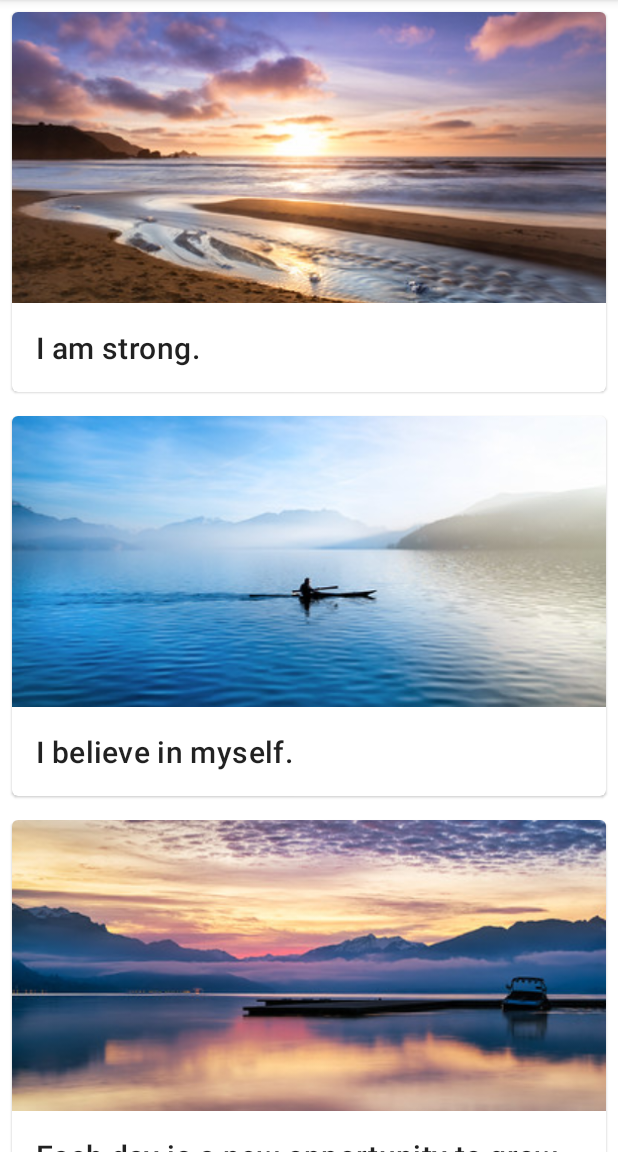
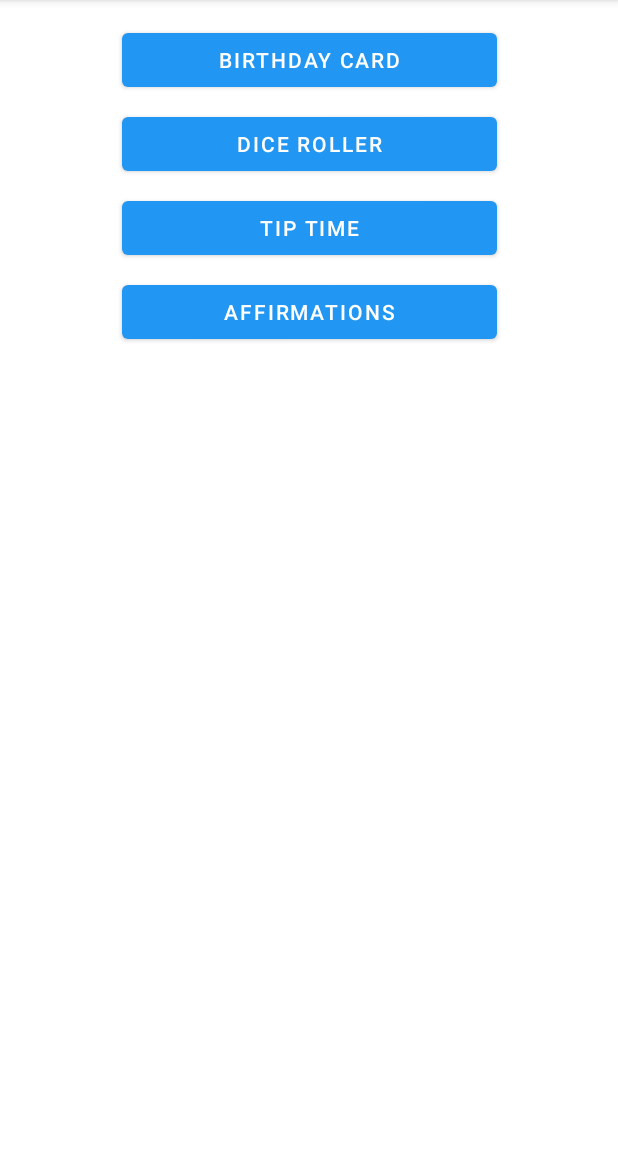
Before and after one commit to JellyRollJunior/kotlin-journal-app, an Android app: the screen it shows after launch (MainActivity), on a phone screen of 412 x 824 dp, the part 84-1236 px from its top. Run offline under Robolectric (Android 15) with nearby library versions, the phone set to English and light mode, and no system bars.

Commit message:
Create Buttons leading to each app in MainActivity

```diff
--- a/app/src/main/java/com/example/kotlinjournal/AffirmationMain.kt
+++ b/app/src/main/java/com/example/kotlinjournal/AffirmationMain.kt
@@ -2,9 +2,27 @@ package com.example.kotlinjournal
 
 import androidx.appcompat.app.AppCompatActivity
 import android.os.Bundle
+import com.example.kotlinjournal.adapter.ItemAdapter
+import com.example.kotlinjournal.data.Datasource
 import com.example.kotlinjournal.databinding.ActivityAffirmationsBinding
 import com.example.kotlinjournal.model.Affirmation
 
+/**
+ * In this task, you will set up a RecyclerView to display the list of Affirmations.
+ * There are a number of pieces involved in creating and using a RecyclerView.
+ * You can think of them as a division of labor. The diagram below shows an overview,
+ * and you will learn more about each piece as you implement it.
+ *
+ *     item - One data item of the list to display. Represents one Affirmation object in your app.
+ *     Adapter - Takes data and prepares it for RecyclerView to display.
+ *     ViewHolders - A pool of views for RecyclerView to use and reuse to display affirmations.
+ *     RecyclerView - Views on screen
+ *
+ * RecyclerView supports displaying items in different ways, such as a linear list or a grid.
+ * Arranging the items is handled by a LayoutManager. The Android framework provides layout
+ * managers for basic item layouts. The Affirmations app displays items as a vertical list,
+ * so you can use the LinearLayoutManager.
+ */
 class AffirmationMain : AppCompatActivity() {
 
     private lateinit var binding: ActivityAffirmationsBinding
@@ -13,5 +31,17 @@ class AffirmationMain : AppCompatActivity() {
         super.onCreate(savedInstanceState)
         binding = ActivityAffirmationsBinding.inflate(layoutInflater)
         setContentView(binding.root)
+
+        val myDataset = Datasource().loadAffirmations()
+        val recyclerView = binding.recyclerView
+        recyclerView.adapter = ItemAdapter(this, myDataset)
+
+        /**
+         * Since the layout size of your RecyclerView is fixed in the activity layout, you can set
+         * the setHasFixedSize parameter of the RecyclerView to true. This setting is only needed to
+         * improve performance. Use this setting if you know that changes in content do not change
+         * the layout size of the RecyclerView.
+         */
+        recyclerView.setHasFixedSize(true)
     }
 }
--- a/app/src/main/java/com/example/kotlinjournal/MainActivity.kt
+++ b/app/src/main/java/com/example/kotlinjournal/MainActivity.kt
@@ -1,5 +1,6 @@
 package com.example.kotlinjournal
 
+import android.content.Intent
 import android.os.Bundle
 import androidx.appcompat.app.AppCompatActivity
 import androidx.recyclerview.widget.GridLayoutManager
@@ -11,42 +12,40 @@ import javax.sql.DataSource
 
 private const val TAG = "MainActivity"
 
-/**
- * In this task, you will set up a RecyclerView to display the list of Affirmations.
- * There are a number of pieces involved in creating and using a RecyclerView.
- * You can think of them as a division of labor. The diagram below shows an overview,
- * and you will learn more about each piece as you implement it.
- *
- *     item - One data item of the list to display. Represents one Affirmation object in your app.
- *     Adapter - Takes data and prepares it for RecyclerView to display.
- *     ViewHolders - A pool of views for RecyclerView to use and reuse to display affirmations.
- *     RecyclerView - Views on screen
- *
- * RecyclerView supports displaying items in different ways, such as a linear list or a grid.
- * Arranging the items is handled by a LayoutManager. The Android framework provides layout
- * managers for basic item layouts. The Affirmations app displays items as a vertical list,
- * so you can use the LinearLayoutManager.
- */
 class MainActivity : AppCompatActivity() {
 
-    private lateinit var binding: ActivityAffirmationsBinding
+    private lateinit var binding: ActivityMainBinding
+    private lateinit var listIntent: Intent
 
     override fun onCreate(savedInstanceState: Bundle?) {
         super.onCreate(savedInstanceState)
-        binding = ActivityAffirmationsBinding.inflate(layoutInflater)
+        binding = ActivityMainBinding.inflate(layoutInflater)
         setContentView(binding.root)
 
-        val myDataset = Datasource().loadAffirmations()
-        val recyclerView = binding.recyclerView
-        recyclerView.adapter = ItemAdapter(this, myDataset)
+        // launch apps
+        binding.birthdayBtn.setOnClickListener { launchBirthday() }
+        binding.diceRollBtn.setOnClickListener { launchDiceRoller() }
+        binding.tipTimeBtn.setOnClickListener { launchTipTime() }
+        binding.affirmationsBtn.setOnClickListener { launchAffirmations() }
+    }
 
-        /**
-         * Since the layout size of your RecyclerView is fixed in the activity layout, you can set
-         * the setHasFixedSize parameter of the RecyclerView to true. This setting is only needed to
-         * improve performance. Use this setting if you know that changes in content do not change
-         * the layout size of the RecyclerView.
-         */
-        recyclerView.setHasFixedSize(true)
+    private fun launchBirthday() {
+        listIntent = Intent(this, BirthdayCard::class.java)
+        startActivity(listIntent)
+    }
 
+    private fun launchDiceRoller() {
+        listIntent = Intent(this, DiceRoller::class.java)
+        startActivity(listIntent)
+    }
+
+    private fun launchTipTime() {
+        listIntent = Intent(this, TipCalculator::class.java)
+        startActivity(listIntent)
+    }
+
+    private fun launchAffirmations() {
+        listIntent = Intent(this, AffirmationMain::class.java)
+        startActivity(listIntent)
     }
 }
--- a/app/src/main/res/layout/activity_main.xml
+++ b/app/src/main/res/layout/activity_main.xml
@@ -7,5 +7,46 @@
     tools:context=".MainActivity">
 
 
+    <Button
+        android:id="@+id/birthday_btn"
+        android:layout_width="250dp"
+        android:layout_height="wrap_content"
+        android:text="@string/birthday_app"
+        android:layout_marginTop="16dp"
+
+        app:layout_constraintEnd_toEndOf="parent"
+        app:layout_constraintStart_toStartOf="parent"
+        app:layout_constraintTop_toTopOf="parent" />
+
+    <Button
+        android:id="@+id/dice_roll_btn"
+        android:layout_width="250dp"
+        android:layout_height="wrap_content"
+        android:text="@string/dice_roller_app"
+        android:layout_marginTop="8dp"
+
+        app:layout_constraintTop_toBottomOf="@id/birthday_btn"
+        app:layout_constraintStart_toStartOf="@id/birthday_btn"/>
+
+
+    <Button
+        android:id="@+id/tip_time_btn"
+        android:layout_width="250dp"
+        android:layout_height="wrap_content"
+        android:text="@string/tip_time_app"
+        android:layout_marginTop="8dp"
+
+        app:layout_constraintTop_toBottomOf="@id/dice_roll_btn"
+        app:layout_constraintStart_toStartOf="@id/birthday_btn" />
+
+    <Button
+        android:id="@+id/affirmations_btn"
+        android:layout_width="250dp"
+        android:layout_height="wrap_content"
+        android:text="@string/affirmations_app"
+        android:layout_marginTop="8dp"
+
+        app:layout_constraintTop_toBottomOf="@id/tip_time_btn"
+        app:layout_constraintStart_toStartOf="@id/birthday_btn" />
 
 </androidx.constraintlayout.widget.ConstraintLayout>
--- a/app/src/main/res/layout/activity_tip_calculator.xml
+++ b/app/src/main/res/layout/activity_tip_calculator.xml
@@ -18,7 +18,7 @@
             style="@style/Widget.TipTime.TextView"
             android:layout_width="wrap_content"
             android:layout_height="wrap_content"
-            android:text="@string/tip_time"
+            android:text="@string/tip_time_app"
             android:textAllCaps="false"
             android:textSize="30sp"
             android:textStyle="bold"
--- a/app/src/main/res/values/strings.xml
+++ b/app/src/main/res/values/strings.xml
@@ -1,11 +1,16 @@
 <resources>
     <string name="app_name">KotlinJournal</string>
+
+    <string name="birthday_app">Birthday Card</string>
     <string name="happy_birthday_zoe">Happy Birthday, Zoe!</string>
     <string name="from_brandon">From, Brandon.</string>
     <string name="cupcake_background_cd">Cupcake Background</string>
+
+    <string name="dice_roller_app">Dice Roller</string>
     <string name="roll">Roll</string>
+
+    <string name="tip_time_app">Tip Time</string>
     <string name="cost_of_service">Cost of Service</string>
-    <string name="tip_time">Tip Time</string>
     <string name="how_was_the_service">How was the service?</string>
     <string name="amazing_service">Amazing (20%)</string>
     <string name="good_service">Good (18%)</string>
@@ -14,6 +19,7 @@
     <string name="calculate">Calculate</string>
     <string name="tip_amount">Tip Amount: %s</string>
 
+    <string name="affirmations_app">Affirmations</string>
     <string name="affirmation1">I am strong.</string>
     <string name="affirmation2">I believe in myself.</string>
     <string name="affirmation3">Each day is a new opportunity to grow and be a better version of myself.</string>
```
